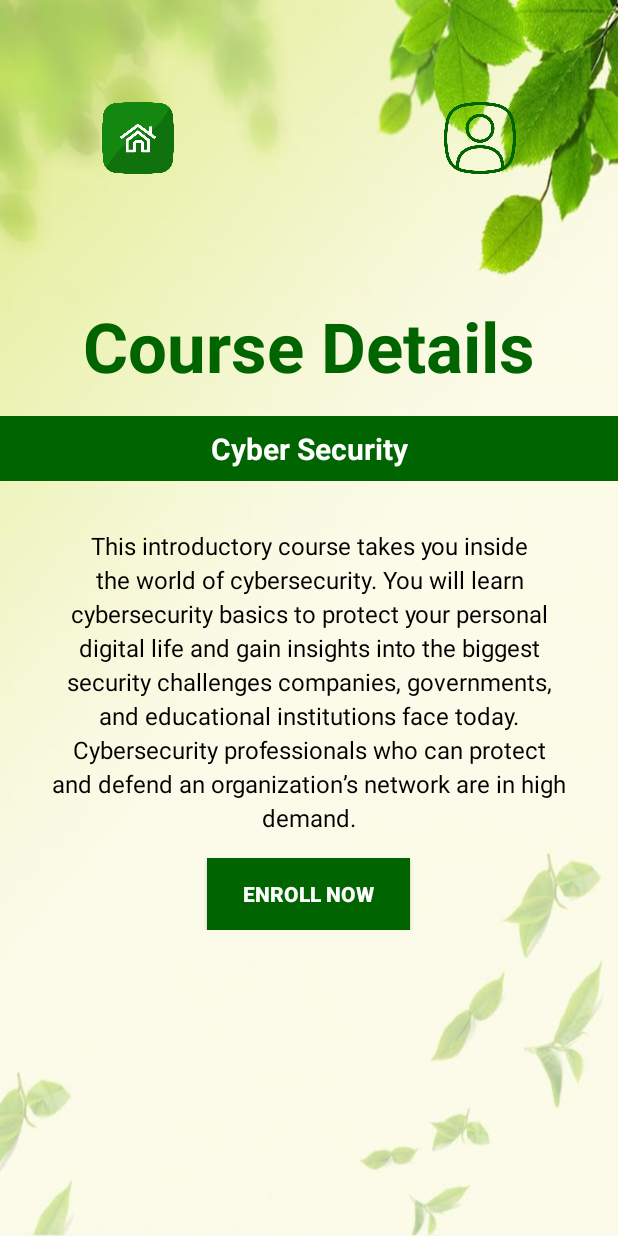
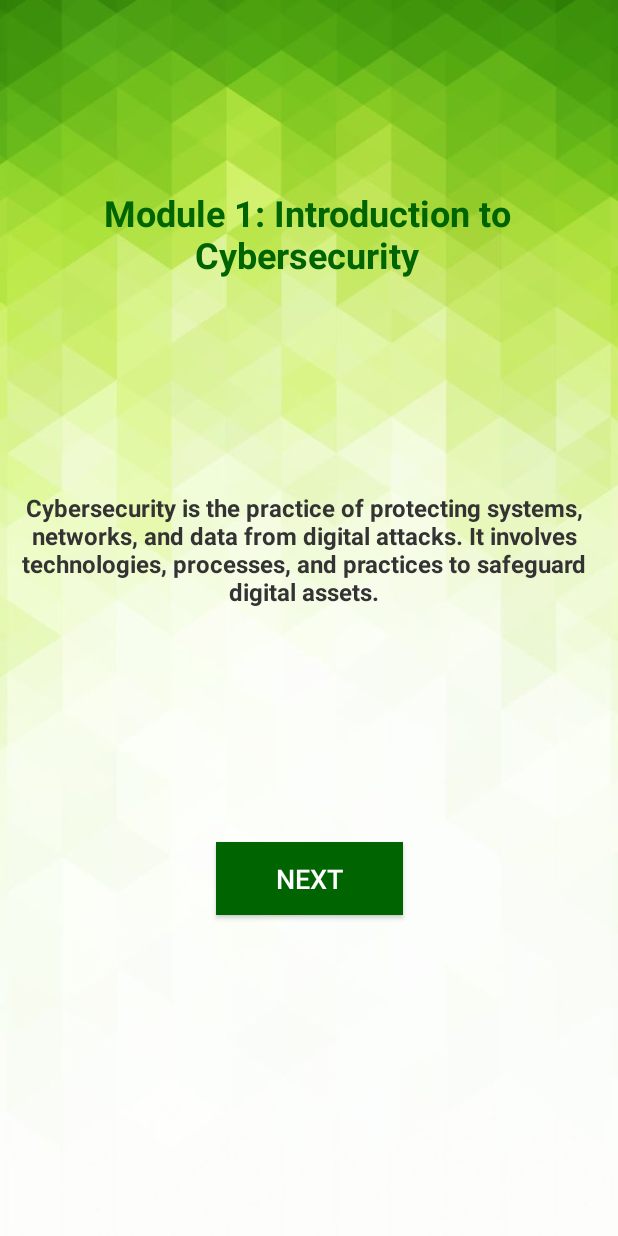
Before and after one commit to Dasunwee/Knowly, an Android app: the Page9 screen opened directly, with no data from a screen before it, after a tap on "ENROLL NOW", on a phone screen of 412 x 824 dp. Run offline under Robolectric (Android 15) with nearby library versions, the phone set to English and light mode, and no system bars.

Commit message:
Added Courses

```diff
--- a/app/src/main/AndroidManifest.xml
+++ b/app/src/main/AndroidManifest.xml
@@ -12,9 +12,12 @@
         android:supportsRtl="true"
         android:theme="@style/Theme.AppCompat.Light.NoActionBar"
         tools:targetApi="31">
-        <activity android:name=".QuizActivity"/>
+        <activity
+            android:name=".course"
+            android:exported="false" />
+        <activity android:name=".QuizActivity" />
         <activity android:name=".QuizResultActivity" />
-
+        <activity android:name=".CourseActivity"/>
 
         <activity
             android:name=".quiz_result"
--- /dev/null
+++ b/app/src/main/java/com/example/myapplication/CourseActivity.java
@@ -0,0 +1,69 @@
+package com.example.myapplication;
+
+import android.content.Intent;
+import android.os.Bundle;
+import android.widget.Button;
+import android.widget.TextView;
+
+import androidx.appcompat.app.AppCompatActivity;
+
+public class CourseActivity extends AppCompatActivity {
+
+    private TextView moduleTitle, moduleContent;
+    private Button nextButton;
+
+    // Simple course content
+    private String[] moduleTitles = {
+            "Module 1: Introduction to Cybersecurity",
+            "Module 2: Basic Cybersecurity Concepts",
+            "Module 3: Types of Cyber Attacks",
+            "Module 4: Simple Security Practices"
+    };
+
+    private String[] moduleContents = {
+            "Cybersecurity is the practice of protecting systems, networks, and data from digital attacks. It involves technologies, processes, and practices to safeguard digital assets.",
+            "Basic cybersecurity concepts include firewalls, encryption, and authentication mechanisms...",
+            "Common types of cyberattacks include phishing, malware, and denial of service (DoS)...",
+            "To protect yourself, use strong passwords, enable two-factor authentication, and keep software updated..."
+    };
+
+    private int currentModuleIndex = 0;
+
+    @Override
+    protected void onCreate(Bundle savedInstanceState) {
+        super.onCreate(savedInstanceState);
+        setContentView(R.layout.activity_course);
+
+        // Initialize UI components
+        moduleTitle = findViewById(R.id.module_title);
+        moduleContent = findViewById(R.id.module_content);
+        nextButton = findViewById(R.id.next_button);
+
+        // Set initial content for the first module
+        updateModuleContent();
+
+        // Set click listener for the "Next" button
+        nextButton.setOnClickListener(v -> {
+            // Move to the next module
+            if (currentModuleIndex < moduleTitles.length - 1) {
+                currentModuleIndex++;
+                updateModuleContent();
+            } else {
+                // Course completed, change button text and add functionality to navigate to page6
+                nextButton.setText("Course Completed");
+                nextButton.setOnClickListener(v1 -> navigateToPage6());
+            }
+        });
+    }
+
+    private void updateModuleContent() {
+        moduleTitle.setText(moduleTitles[currentModuleIndex]);
+        moduleContent.setText(moduleContents[currentModuleIndex]);
+    }
+
+    private void navigateToPage6() {
+        Intent intent = new Intent(CourseActivity.this, page6.class);
+        startActivity(intent);
+        finish();
+    }
+}
--- a/app/src/main/java/com/example/myapplication/Page9.java
+++ b/app/src/main/java/com/example/myapplication/Page9.java
@@ -7,9 +7,6 @@ import android.widget.ImageButton;
 
 import androidx.activity.EdgeToEdge;
 import androidx.appcompat.app.AppCompatActivity;
-import androidx.core.graphics.Insets;
-import androidx.core.view.ViewCompat;
-import androidx.core.view.WindowInsetsCompat;
 
 public class Page9 extends AppCompatActivity {
 
@@ -17,7 +14,6 @@ public class Page9 extends AppCompatActivity {
     private ImageButton home;
 
     private Button enroll;
-
 
     @Override
     protected void onCreate(Bundle savedInstanceState) {
@@ -28,23 +24,23 @@ public class Page9 extends AppCompatActivity {
         // Initialize UI components
         home = findViewById(R.id.home_icon);
         profile = findViewById(R.id.btn_profile);
-        enroll = findViewById(R.id.enrollButton);
+        enroll = findViewById(R.id.start_course_button);
 
         // Set click listeners
         home.setOnClickListener(v -> navigateTo(page5.class));
         profile.setOnClickListener(v -> navigateTo(page3.class));
-        enroll.setOnClickListener(v -> openExternalLink("https://www.netacad.com/courses/introduction-to-cybersecurity"));
 
+        // Set the click listener for the Enroll button
+        enroll.setOnClickListener(v -> {
+            // Open the CourseActivity when the Enroll button is clicked
+            Intent intent = new Intent(Page9.this, CourseActivity.class);
+            startActivity(intent);
+        });
     }
+
     // Utility method for navigation
     private void navigateTo(Class<?> targetPage) {
         startActivity(new Intent(Page9.this, targetPage));
     }
 
-    private void openExternalLink(String url) {
-        Intent intent = new Intent(Intent.ACTION_VIEW);
-        intent.setData(android.net.Uri.parse(url));
-        startActivity(intent);
-    }
-
 }
--- /dev/null
+++ b/app/src/main/java/com/example/myapplication/course.java
@@ -0,0 +1,24 @@
+package com.example.myapplication;
+
+import android.os.Bundle;
+
+import androidx.activity.EdgeToEdge;
+import androidx.appcompat.app.AppCompatActivity;
+import androidx.core.graphics.Insets;
+import androidx.core.view.ViewCompat;
+import androidx.core.view.WindowInsetsCompat;
+
+public class course extends AppCompatActivity {
+
+    @Override
+    protected void onCreate(Bundle savedInstanceState) {
+        super.onCreate(savedInstanceState);
+        EdgeToEdge.enable(this);
+        setContentView(R.layout.activity_course);
+        /*ViewCompat.setOnApplyWindowInsetsListener(findViewById(R.id.main), (v, insets) -> {
+            Insets systemBars = insets.getInsets(WindowInsetsCompat.Type.systemBars());
+            v.setPadding(systemBars.left, systemBars.top, systemBars.right, systemBars.bottom);
+            return insets;
+        });*/
+    }
+}
--- /dev/null
+++ b/app/src/main/res/layout/activity_course.xml
@@ -0,0 +1,70 @@
+<?xml version="1.0" encoding="utf-8"?>
+<androidx.constraintlayout.widget.ConstraintLayout xmlns:android="http://schemas.android.com/apk/res/android"
+    xmlns:app="http://schemas.android.com/apk/res-auto"
+    xmlns:tools="http://schemas.android.com/tools"
+    android:layout_width="match_parent"
+    android:layout_height="match_parent"
+    android:background="@drawable/cs"
+    tools:context=".CourseActivity">
+
+    <!-- Title of the Course -->
+
+    <!-- Body Content of the Module -->
+
+    <!-- Next Button to move to next module -->
+    <TextView
+        android:id="@+id/module_title"
+        android:layout_width="416dp"
+        android:layout_height="82dp"
+        android:layout_marginStart="150dp"
+        android:layout_marginEnd="16dp"
+        android:text="Module 1: Introduction to Cybersecurity"
+        android:textAlignment="center"
+        android:textColor="@color/dark_green"
+        android:textSize="24sp"
+        android:textStyle="bold"
+        app:layout_constraintBottom_toBottomOf="parent"
+        app:layout_constraintEnd_toEndOf="parent"
+        app:layout_constraintHorizontal_bias="0.906"
+        app:layout_constraintStart_toStartOf="parent"
+        app:layout_constraintTop_toTopOf="parent"
+        app:layout_constraintVertical_bias="0.169" />
+
+    <TextView
+        android:id="@+id/module_content"
+        android:layout_width="wrap_content"
+        android:layout_height="wrap_content"
+        android:layout_marginTop="120dp"
+        android:layout_marginEnd="10dp"
+        android:text="Cybersecurity is the practice of protecting systems, networks, and data from digital attacks. It involves technologies, processes, and practices to safeguard digital assets."
+        android:textAlignment="center"
+        android:textStyle="bold"
+        android:textColor="#333333"
+        android:textSize="16sp"
+        app:layout_constraintBottom_toBottomOf="parent"
+        app:layout_constraintEnd_toEndOf="parent"
+        app:layout_constraintHorizontal_bias="0.4"
+        app:layout_constraintStart_toStartOf="parent"
+        app:layout_constraintTop_toBottomOf="@id/module_title"
+        app:layout_constraintVertical_bias="0.0" />
+
+    <Button
+        android:id="@+id/next_button"
+        android:layout_width="wrap_content"
+        android:layout_height="wrap_content"
+        android:layout_marginTop="156dp"
+        android:background="@color/dark_green"
+        android:paddingLeft="40dp"
+        android:paddingTop="12dp"
+        android:paddingRight="40dp"
+        android:paddingBottom="12dp"
+        android:text="Next"
+        android:textColor="#FFFFFF"
+        android:textSize="18sp"
+        app:layout_constraintBottom_toBottomOf="parent"
+        app:layout_constraintEnd_toEndOf="parent"
+        app:layout_constraintStart_toStartOf="parent"
+        app:layout_constraintTop_toBottomOf="@id/module_content"
+        app:layout_constraintVertical_bias="0.0" />
+
+</androidx.constraintlayout.widget.ConstraintLayout>
--- a/app/src/main/res/layout/activity_page9.xml
+++ b/app/src/main/res/layout/activity_page9.xml
@@ -103,7 +103,7 @@
 
         <!-- Enroll Button -->
         <Button
-            android:id="@+id/enrollButton"
+            android:id="@+id/start_course_button"
             android:layout_width="wrap_content"
             android:layout_height="wrap_content"
             android:layout_gravity="center"
```
Also changed, not shown: app/src/main/res/drawable/cs.png (added).
